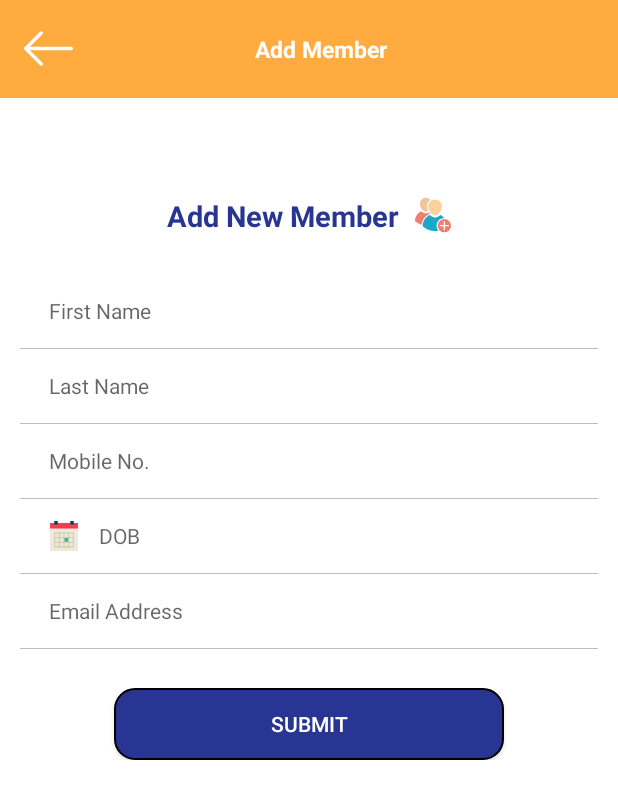
After one commit to vijay040/SocietyMaintainance, an Android app: the AddMemberActivity screen opened directly, with no data from a screen before it, on a phone screen of 412 x 824 dp. The commit adds this screen. Shown: the top 799 px of the screen. Run offline under Robolectric (Android 15) with nearby library versions, the phone set to English and light mode, and no system bars; our stand-ins replace sdp/ssp sizes.

Commit message:
updated by anuradha

```diff
--- a/app/src/main/AndroidManifest.xml
+++ b/app/src/main/AndroidManifest.xml
@@ -6,8 +6,10 @@
     <uses-permission android:name="android.permission.ACCESS_NETWORK_STATE" />
     <uses-permission android:name="android.permission.ACCESS_COARSE_LOCATION" />
     <uses-permission android:name="android.permission.ACCESS_FINE_LOCATION" />
+
     <uses-feature android:name="android.hardware.camera" />
     <uses-feature android:name="android.hardware.camera.autofocus" />
+
     <uses-permission android:name="android.permission.READ_EXTERNAL_STORAGE" />
     <uses-permission android:name="android.permission.WRITE_EXTERNAL_STORAGE" />
 
@@ -37,7 +39,8 @@
         <activity android:name=".activity.AddVendorAvtivity" />
         <activity android:name=".activity.VehicleActivity" />
         <activity android:name=".activity.RegistrationActivity" />
-        <activity android:name=".activity.AttendanceActivity"></activity>
+        <activity android:name=".activity.AttendanceActivity" />
+        <activity android:name=".activity.AddMemberActivity"></activity>
     </application>
 
 </manifest>
--- /dev/null
+++ b/app/src/main/java/com/mmcs/societymaintainance/activity/AddMemberActivity.java
@@ -0,0 +1,80 @@
+package com.mmcs.societymaintainance.activity;
+
+import android.app.DatePickerDialog;
+import android.app.Dialog;
+import android.app.TimePickerDialog;
+import android.support.v7.app.AppCompatActivity;
+import android.os.Bundle;
+import android.view.View;
+import android.view.Window;
+import android.view.WindowManager;
+import android.widget.DatePicker;
+import android.widget.EditText;
+import android.widget.RelativeLayout;
+import android.widget.TextView;
+import android.widget.TimePicker;
+
+import com.mmcs.societymaintainance.R;
+
+import java.util.Calendar;
+
+public class AddMemberActivity extends AppCompatActivity {
+EditText edt_dateof_birth;
+    Calendar calendar;
+    int DD, MM, YY;
+    @Override
+    protected void onCreate(Bundle savedInstanceState) {
+        requestWindowFeature(Window.FEATURE_NO_TITLE);
+        this.getWindow().setFlags(WindowManager.LayoutParams.FLAG_FULLSCREEN, WindowManager.LayoutParams.FLAG_FULLSCREEN);
+        super.onCreate(savedInstanceState);
+        setContentView(R.layout.activity_add_member);
+        edt_dateof_birth=findViewById(R.id.edt_dateof_birth);
+        calendar = Calendar.getInstance();
+        DD = calendar.get(Calendar.DAY_OF_MONTH);
+        MM = calendar.get(Calendar.MONTH);
+        YY = calendar.get(Calendar.YEAR);
+        setTitle();
+        back();
+        edt_dateof_birth.setOnClickListener(new View.OnClickListener() {
+            @Override
+            public void onClick(View arg0) {
+                // TODO Auto-generated method stub
+                showDialog(111);
+            }
+        });
+    }
+    private void setTitle() {
+        TextView title = (TextView) findViewById(R.id.title);
+        title.setText(getString(R.string.add_member));
+    }
+    private void back() {
+        RelativeLayout drawerIcon = (RelativeLayout) findViewById(R.id.drawerIcon);
+        drawerIcon.setOnClickListener(new View.OnClickListener(){
+            @Override
+            public void onClick(View v) {
+                finish();
+            }
+        });
+    }
+    @Override
+    protected Dialog onCreateDialog(int id) {
+        if (id == 111) {
+            DatePickerDialog dialog = new DatePickerDialog(this, onDateSetListener, YY, MM, DD);
+            dialog.getDatePicker().setMaxDate(System.currentTimeMillis());
+            return dialog;
+        }
+        return onCreateDialog(id);
+    }
+
+    DatePickerDialog.OnDateSetListener onDateSetListener = new DatePickerDialog.OnDateSetListener() {
+        @Override
+        public void onDateSet(DatePicker datePicker, int y, int m, int d) {
+            if ((m + 1) < 10)
+                edt_dateof_birth.setText(String.valueOf(y) + "-0" + String.valueOf(m + 1) + "-" + String.valueOf(d));
+            else
+                edt_dateof_birth.setText(String.valueOf(y) + "-" + String.valueOf(m + 1) + "-" + String.valueOf(d));
+        }
+    };
+
+
+}
--- a/app/src/main/java/com/mmcs/societymaintainance/adaptor/HomeRecyclerAdaptor.java
+++ b/app/src/main/java/com/mmcs/societymaintainance/adaptor/HomeRecyclerAdaptor.java
@@ -13,6 +13,7 @@ import android.widget.RelativeLayout;
 import android.widget.TextView;
 
 import com.mmcs.societymaintainance.R;
+import com.mmcs.societymaintainance.activity.AddMemberActivity;
 import com.mmcs.societymaintainance.activity.AddResidentActivity;
 import com.mmcs.societymaintainance.activity.AddVendorAvtivity;
 import com.mmcs.societymaintainance.activity.AttendanceActivity;
@@ -79,6 +80,10 @@ public class HomeRecyclerAdaptor  extends RecyclerView.Adapter<HomeRecyclerAdapt
                         context.startActivity(new Intent(context, VisitorMgmtActivity.class));
                         break;
 
+                    case "Add Member":
+                        context.startActivity(new Intent(context, AddMemberActivity.class));
+                        break;
+
                 }
 
             }
--- a/app/src/main/java/com/mmcs/societymaintainance/adaptor/SideBarAdaptor.java
+++ b/app/src/main/java/com/mmcs/societymaintainance/adaptor/SideBarAdaptor.java
@@ -12,6 +12,7 @@ import android.widget.RelativeLayout;
 import android.widget.TextView;
 
 import com.mmcs.societymaintainance.R;
+import com.mmcs.societymaintainance.activity.AddMemberActivity;
 import com.mmcs.societymaintainance.activity.AddResidentActivity;
 import com.mmcs.societymaintainance.activity.AttendanceActivity;
 import com.mmcs.societymaintainance.activity.ComplaintActivity;
@@ -82,6 +83,10 @@ public class SideBarAdaptor extends BaseAdapter {
                         ctx.startActivity(new Intent(ctx, VisitorMgmtActivity.class));
                         break;
 
+                    case "Add Member":
+                        ctx.startActivity(new Intent(ctx, AddMemberActivity.class));
+                        break;
+
                 }
 
             }
--- /dev/null
+++ b/app/src/main/res/drawable/ic_add_member.xml
@@ -0,0 +1,10 @@
+<vector android:height="24dp" android:viewportHeight="442.648"
+    android:viewportWidth="442.648" android:width="24dp" xmlns:android="http://schemas.android.com/apk/res/android">
+    <path android:fillColor="#1EA6C6" android:pathData="M265.5,353.1c0,23.7 8.7,45.5 23.1,62.2c-13.7,2.6 -27.8,3.9 -42.2,3.9c-58.8,0 -112.4,-22.3 -152.8,-58.9v-0.1c0,-60.9 35.6,-113.4 87.2,-138c19.4,19.3 42,29.7 65.6,29.7c23.5,0 46.2,-10.4 65.6,-29.7c18.1,8.6 34.2,20.7 47.5,35.3C307.5,258.3 265.5,300.9 265.5,353.1z"/>
+    <path android:fillColor="#FCD09F" android:pathData="M246.4,29.9c46.7,0 84.5,37.8 84.5,84.5c0,46.7 -37.8,110.5 -84.5,110.5s-84.5,-63.8 -84.5,-110.5C161.9,67.7 199.7,29.9 246.4,29.9z"/>
+    <path android:fillColor="#EF806F" android:pathData="M175.2,195.1c2.6,3.7 5.3,7.2 8,10.4l-8.4,4c-28.1,13.4 -51.8,34.2 -68.7,60.4c-13.7,21.3 -22.3,45.3 -25.3,70.3c-30.5,-8.3 -58,-23.7 -80.8,-44.3v-0.1c0,-53.1 31,-98.9 76,-120.2c16.9,16.8 36.6,25.9 57.1,25.9c13.4,0 26.5,-3.9 38.7,-11.3C172.9,191.8 174,193.5 175.2,195.1z"/>
+    <path android:fillColor="#EFC59C" android:pathData="M147.9,114.3c0,17.5 4.6,36.8 12.7,55c-8.5,5.4 -17.8,8.6 -27.5,8.6c-40.7,0 -73.6,-55.6 -73.6,-96.3c0,-40.7 33,-73.6 73.6,-73.6c22.5,0 42.7,10.1 56.2,26.1C164.3,52 147.9,81.3 147.9,114.3z"/>
+    <path android:fillColor="#EF806F" android:pathData="M361.1,353.1m-81.6,0a81.6,81.6 0,1 1,163.2 0a81.6,81.6 0,1 1,-163.2 0"/>
+    <path android:fillColor="#FFFFFF" android:pathData="M304.6,345.6h112.8v15h-112.8z"/>
+    <path android:fillColor="#FFFFFF" android:pathData="M353.6,296.7h15v112.8h-15z"/>
+</vector>
--- a/app/src/main/res/drawable/ic_attendance.xml
+++ b/app/src/main/res/drawable/ic_attendance.xml
@@ -1,7 +1,7 @@
 <vector android:height="24dp" android:viewportHeight="15.692"
     android:viewportWidth="15.692" android:width="24dp" xmlns:android="http://schemas.android.com/apk/res/android">
-    <path android:fillColor="#FFAB40" android:pathData="M2.996,5.11c0.037,0.223 0.123,0.364 0.208,0.453C3.406,6.909 4.531,8.158 5.56,8.158c1.199,0 2.291,-1.352 2.501,-2.592c0.087,-0.088 0.174,-0.23 0.212,-0.456c0.068,-0.252 0.156,-0.69 0.002,-0.896C8.267,4.204 8.258,4.193 8.25,4.185c0.145,-0.529 0.328,-1.623 -0.327,-2.368C7.865,1.743 7.497,1.304 6.712,1.072L6.337,0.943C5.719,0.752 5.331,0.709 5.314,0.707c-0.028,-0.002 -0.057,0 -0.084,0.007C5.209,0.72 5.135,0.74 5.078,0.732c-0.148,-0.021 -0.37,0.055 -0.409,0.07c-0.051,0.021 -1.248,0.5 -1.611,1.615c-0.034,0.09 -0.179,0.564 0.014,1.726c-0.029,0.02 -0.055,0.044 -0.077,0.073C2.839,4.42 2.927,4.858 2.996,5.11z"/>
-    <path android:fillColor="#FFAB40" android:pathData="M7.784,13.594c-0.221,-0.124 -0.461,-0.243 -0.717,-0.356c-0.124,-0.055 -0.25,-0.107 -0.375,-0.156c-0.098,-0.037 -0.214,-0.085 -0.295,-0.106l-1.186,-0.32L7.43,8.138l0.951,0.6C8.582,8.864 8.73,8.971 8.892,9.09l0.034,0.025C9.087,9.234 9.245,9.356 9.4,9.482c0.337,0.272 0.635,0.538 0.912,0.813c0.021,0.021 0.041,0.04 0.062,0.061c0.093,-0.103 0.184,-0.195 0.275,-0.294c-0.116,-0.345 -0.257,-0.664 -0.429,-0.92c0,0 -0.244,-0.333 -0.823,-0.555c0,0 -0.049,-0.015 -0.124,-0.04C8.758,8.306 8.269,8.151 8.269,8.151C8.164,8.113 8.072,8.076 7.989,8.04c-0.35,-0.173 -0.641,-0.368 -0.701,-0.552c0,0 0.202,1.955 -1.507,2.001L5.543,9.478C3.994,9.34 3.891,7.484 3.891,7.484c-0.162,0.509 -2.11,1.101 -2.11,1.101C1.202,8.807 0.957,9.141 0.957,9.141C0.101,10.411 0,13.237 0,13.237c0.011,0.646 0.29,0.713 0.29,0.713c1.969,0.879 5.058,1.034 5.058,1.034c0.167,0.004 0.322,-0.005 0.477,-0.014l0.004,0.016c0,0 1.508,-0.077 3.089,-0.423L8.725,14.31C8.568,14.103 8.217,13.836 7.784,13.594z"/>
+    <path android:fillColor="#EFC59C" android:pathData="M2.996,5.11c0.037,0.223 0.123,0.364 0.208,0.453C3.406,6.909 4.531,8.158 5.56,8.158c1.199,0 2.291,-1.352 2.501,-2.592c0.087,-0.088 0.174,-0.23 0.212,-0.456c0.068,-0.252 0.156,-0.69 0.002,-0.896C8.267,4.204 8.258,4.193 8.25,4.185c0.145,-0.529 0.328,-1.623 -0.327,-2.368C7.865,1.743 7.497,1.304 6.712,1.072L6.337,0.943C5.719,0.752 5.331,0.709 5.314,0.707c-0.028,-0.002 -0.057,0 -0.084,0.007C5.209,0.72 5.135,0.74 5.078,0.732c-0.148,-0.021 -0.37,0.055 -0.409,0.07c-0.051,0.021 -1.248,0.5 -1.611,1.615c-0.034,0.09 -0.179,0.564 0.014,1.726c-0.029,0.02 -0.055,0.044 -0.077,0.073C2.839,4.42 2.927,4.858 2.996,5.11z"/>
+    <path android:fillColor="#EFC59C" android:pathData="M7.784,13.594c-0.221,-0.124 -0.461,-0.243 -0.717,-0.356c-0.124,-0.055 -0.25,-0.107 -0.375,-0.156c-0.098,-0.037 -0.214,-0.085 -0.295,-0.106l-1.186,-0.32L7.43,8.138l0.951,0.6C8.582,8.864 8.73,8.971 8.892,9.09l0.034,0.025C9.087,9.234 9.245,9.356 9.4,9.482c0.337,0.272 0.635,0.538 0.912,0.813c0.021,0.021 0.041,0.04 0.062,0.061c0.093,-0.103 0.184,-0.195 0.275,-0.294c-0.116,-0.345 -0.257,-0.664 -0.429,-0.92c0,0 -0.244,-0.333 -0.823,-0.555c0,0 -0.049,-0.015 -0.124,-0.04C8.758,8.306 8.269,8.151 8.269,8.151C8.164,8.113 8.072,8.076 7.989,8.04c-0.35,-0.173 -0.641,-0.368 -0.701,-0.552c0,0 0.202,1.955 -1.507,2.001L5.543,9.478C3.994,9.34 3.891,7.484 3.891,7.484c-0.162,0.509 -2.11,1.101 -2.11,1.101C1.202,8.807 0.957,9.141 0.957,9.141C0.101,10.411 0,13.237 0,13.237c0.011,0.646 0.29,0.713 0.29,0.713c1.969,0.879 5.058,1.034 5.058,1.034c0.167,0.004 0.322,-0.005 0.477,-0.014l0.004,0.016c0,0 1.508,-0.077 3.089,-0.423L8.725,14.31C8.568,14.103 8.217,13.836 7.784,13.594z"/>
     <path android:fillColor="#0097A7" android:pathData="M7.222,7.571c0.021,-0.027 0.044,-0.054 0.066,-0.084C7.283,7.469 7.282,7.46 7.282,7.46C7.263,7.499 7.241,7.532 7.222,7.571z"/>
     <path android:fillColor="#0097A7" android:pathData="M3.9,7.481L3.895,7.46L3.891,7.482C3.892,7.478 3.896,7.474 3.897,7.47C3.898,7.471 3.899,7.475 3.9,7.481z"/>
     <path android:fillColor="#0097A7" android:pathData="M13.882,8.388c-0.561,0.396 -1.084,0.844 -1.582,1.315c-0.499,0.474 -0.972,0.973 -1.427,1.488c-0.169,0.192 -0.333,0.386 -0.496,0.581c-0.002,-0.003 -0.004,-0.006 -0.005,-0.009c-0.24,-0.32 -0.5,-0.605 -0.77,-0.872c-0.27,-0.266 -0.55,-0.512 -0.838,-0.746c-0.145,-0.116 -0.291,-0.23 -0.44,-0.342C8.169,9.691 8.033,9.59 7.843,9.47l-1.182,2.405c0.108,0.029 0.265,0.09 0.398,0.142c0.141,0.054 0.279,0.112 0.417,0.173c0.276,0.122 0.545,0.255 0.802,0.398c0.508,0.284 0.981,0.63 1.251,0.983l0.909,1.192l0.523,-1.134c0.263,-0.568 0.578,-1.162 0.901,-1.728c0.326,-0.57 0.674,-1.129 1.051,-1.668s0.781,-1.06 1.233,-1.54c0.452,-0.477 0.951,-0.921 1.546,-1.236C15.046,7.649 14.442,7.996 13.882,8.388z"/>
--- a/app/src/main/res/drawable/ic_user.xml
+++ b/app/src/main/res/drawable/ic_user.xml
@@ -1,5 +1,5 @@
 <vector android:height="24dp" android:viewportHeight="349.667"
     android:viewportWidth="349.667" android:width="24dp" xmlns:android="http://schemas.android.com/apk/res/android">
-    <path android:fillColor="#FFAB40" android:pathData="M174.8,197.2c24.1,0 80.8,-29 80.8,-98.6C255.7,44.1 248.3,0 174.8,0c-73.5,0 -80.8,44.1 -80.8,98.6C94,168.2 150.7,197.2 174.8,197.2zM106.1,82.1c5.7,-11 18,-23.7 44.4,-23.1c0,0 15.7,38.2 93.1,21c0.3,6.1 0.4,12.3 0.4,18.5c0,34 -15,55.1 -27.6,66.8c-15.9,14.7 -33.5,20.1 -41.5,20.1c-8,0 -25.6,-5.3 -41.5,-20.1c-12.6,-11.7 -27.6,-32.8 -27.6,-66.8C105.8,93.1 105.8,87.6 106.1,82.1z"/>
-    <path android:fillColor="#FFAB40" android:pathData="M324.9,298.3c-4.1,-25.7 -12.6,-58.7 -29.7,-70.5c-11.6,-8 -52.2,-29.7 -69.6,-39l-0.3,-0.2c-2,-1.1 -4.4,-0.8 -6.2,0.5c-9.1,7.1 -19,11.9 -29.6,14.3c-1.9,0.4 -3.4,1.7 -4.1,3.5l-10.7,28.3l-10.7,-28.3c-0.7,-1.8 -2.2,-3.1 -4.1,-3.5c-10.5,-2.3 -20.5,-7.2 -29.6,-14.3c-1.8,-1.4 -4.2,-1.6 -6.2,-0.5c-17.1,9.2 -58.2,31.3 -69.8,39.1c-19.6,13.2 -28.2,61.1 -29.7,70.5c-0.2,0.9 -0.1,1.9 0.3,2.8c0.7,2 18.7,48.5 149.8,48.5s149.1,-46.6 149.8,-48.5C325,300.2 325.1,299.3 324.9,298.3zM264.5,282.7l-25.7,8l-25.7,-8v-13.8H264.5V282.7z"/>
+    <path android:fillColor="#1EA6C6" android:pathData="M174.8,197.2c24.1,0 80.8,-29 80.8,-98.6C255.7,44.1 248.3,0 174.8,0c-73.5,0 -80.8,44.1 -80.8,98.6C94,168.2 150.7,197.2 174.8,197.2zM106.1,82.1c5.7,-11 18,-23.7 44.4,-23.1c0,0 15.7,38.2 93.1,21c0.3,6.1 0.4,12.3 0.4,18.5c0,34 -15,55.1 -27.6,66.8c-15.9,14.7 -33.5,20.1 -41.5,20.1c-8,0 -25.6,-5.3 -41.5,-20.1c-12.6,-11.7 -27.6,-32.8 -27.6,-66.8C105.8,93.1 105.8,87.6 106.1,82.1z"/>
+    <path android:fillColor="#EF806F" android:pathData="M324.9,298.3c-4.1,-25.7 -12.6,-58.7 -29.7,-70.5c-11.6,-8 -52.2,-29.7 -69.6,-39l-0.3,-0.2c-2,-1.1 -4.4,-0.8 -6.2,0.5c-9.1,7.1 -19,11.9 -29.6,14.3c-1.9,0.4 -3.4,1.7 -4.1,3.5l-10.7,28.3l-10.7,-28.3c-0.7,-1.8 -2.2,-3.1 -4.1,-3.5c-10.5,-2.3 -20.5,-7.2 -29.6,-14.3c-1.8,-1.4 -4.2,-1.6 -6.2,-0.5c-17.1,9.2 -58.2,31.3 -69.8,39.1c-19.6,13.2 -28.2,61.1 -29.7,70.5c-0.2,0.9 -0.1,1.9 0.3,2.8c0.7,2 18.7,48.5 149.8,48.5s149.1,-46.6 149.8,-48.5C325,300.2 325.1,299.3 324.9,298.3zM264.5,282.7l-25.7,8l-25.7,-8v-13.8H264.5V282.7z"/>
 </vector>
--- /dev/null
+++ b/app/src/main/res/layout/activity_add_member.xml
@@ -0,0 +1,144 @@
+<LinearLayout android:layout_height="match_parent"
+    android:layout_width="match_parent"
+    android:orientation="vertical"
+    android:background="@color/white_color"
+    xmlns:android="http://schemas.android.com/apk/res/android" >
+    <include layout="@layout/toolbar"
+        android:id="@+id/toolbar"/>
+
+    <TextView
+        android:id="@+id/txt_title"
+        android:layout_width="wrap_content"
+        android:layout_height="wrap_content"
+  android:layout_marginTop="@dimen/_50sdp"
+        android:text="@string/add_new_member"
+        android:textStyle="bold"
+        android:layout_gravity="center"
+        android:drawablePadding="@dimen/_8sdp"
+        android:drawableRight="@drawable/ic_add_member"
+        android:textColor="@color/title_color"
+        android:textSize="@dimen/_15sdp" />
+    <ScrollView
+        android:layout_width="match_parent"
+        android:orientation="vertical"
+        android:layout_height="match_parent">
+        <LinearLayout
+            android:orientation="vertical"
+            android:layout_width="match_parent"
+            android:layout_marginTop="@dimen/_20sdp"
+            android:layout_gravity="center_horizontal"
+            android:layout_height="wrap_content">
+            <EditText
+                android:id="@+id/edt_first_name"
+                android:layout_width="match_parent"
+                android:layout_height="@dimen/_38sdp"
+                android:layout_marginRight="@dimen/_10sdp"
+                android:layout_marginLeft="@dimen/_10sdp"
+                android:background="@color/white_color"
+                android:hint="@string/first_name"
+                android:paddingLeft="@dimen/_15sdp"
+                android:singleLine="true"
+                android:textColor="#6d6e71"
+                android:textSize="@dimen/_11sdp" />
+            <View
+                android:layout_width="match_parent"
+                android:layout_height="0.5dp"
+                android:layout_marginRight="@dimen/_10sdp"
+                android:layout_marginLeft="@dimen/_10sdp"
+                android:background="@color/view_devider" />
+            <EditText
+                android:id="@+id/edt_last_name"
+                android:layout_width="match_parent"
+                android:layout_height="@dimen/_38sdp"
+                android:layout_marginRight="@dimen/_10sdp"
+                android:layout_marginLeft="@dimen/_10sdp"
+                android:background="@color/white_color"
+                android:hint="@string/last_name"
+
+                android:paddingLeft="@dimen/_15sdp"
+                android:singleLine="true"
+                android:textColor="#6d6e71"
+                android:textSize="@dimen/_11sdp" />
+            <View
+                android:layout_width="match_parent"
+                android:layout_height="0.5dp"
+                android:layout_marginRight="@dimen/_10sdp"
+                android:layout_marginLeft="@dimen/_10sdp"
+                android:background="@color/view_devider" />
+            <EditText
+                android:id="@+id/edt_mobile"
+                android:layout_width="match_parent"
+                android:layout_height="@dimen/_38sdp"
+                android:layout_marginRight="@dimen/_10sdp"
+                android:layout_marginLeft="@dimen/_10sdp"
+                android:background="@color/white_color"
+                android:inputType="number"
+                android:hint="@string/mobile_no"
+                android:maxLength="10"
+                android:paddingLeft="@dimen/_15sdp"
+                android:singleLine="true"
+                android:textColor="#6d6e71"
+                android:textSize="@dimen/_11sdp" />
+            <View
+                android:layout_width="match_parent"
+                android:layout_height="0.5dp"
+                android:layout_marginRight="@dimen/_10sdp"
+                android:layout_marginLeft="@dimen/_10sdp"
+                android:background="@color/view_devider" />
+
+            <EditText
+                android:id="@+id/edt_dateof_birth"
+                android:layout_width="match_parent"
+                android:layout_height="@dimen/_38sdp"
+                android:layout_marginLeft="@dimen/_10sdp"
+                android:layout_marginRight="@dimen/_10sdp"
+                android:background="@color/white_color"
+                android:clickable="false"
+                android:drawableLeft="@drawable/ic_calendar"
+                android:drawablePadding="@dimen/_10sdp"
+                android:focusable="false"
+                android:hint="@string/date_birth"
+                android:paddingLeft="@dimen/_15sdp"
+                android:singleLine="true"
+                android:textColor="#6d6e71"
+                android:textSize="@dimen/_11sdp" />
+            <View
+                android:layout_width="match_parent"
+                android:layout_height="0.5dp"
+                android:layout_marginRight="@dimen/_10sdp"
+                android:layout_marginLeft="@dimen/_10sdp"
+                android:background="@color/view_devider" />
+            <EditText
+                android:id="@+id/edt_email"
+                android:layout_width="match_parent"
+                android:layout_height="@dimen/_38sdp"
+                android:layout_marginRight="@dimen/_10sdp"
+                android:layout_marginLeft="@dimen/_10sdp"
+                android:background="@color/white_color"
+                android:hint="@string/email_add"
+                android:paddingLeft="@dimen/_15sdp"
+                android:singleLine="true"
+                android:inputType="textEmailAddress"
+                android:textColor="#6d6e71"
+                android:textSize="@dimen/_11sdp" />
+            <View
+                android:layout_width="match_parent"
+                android:layout_height="0.5dp"
+                android:layout_marginRight="@dimen/_10sdp"
+                android:layout_marginLeft="@dimen/_10sdp"
+                android:background="@color/view_devider" />
+
+
+            <Button
+                android:id="@+id/btn_save"
+                android:layout_width="@dimen/_200sdp"
+                android:layout_gravity="center"
+                android:layout_marginTop="@dimen/_20sdp"
+                android:text="@string/submit"
+                android:textColor="@color/white_color"
+                android:background="@drawable/btn_back"
+                android:layout_height="wrap_content" />
+        </LinearLayout>
+    </ScrollView>
+
+</LinearLayout>
--- a/app/src/main/res/layout/activity_visitor_mgmt.xml
+++ b/app/src/main/res/layout/activity_visitor_mgmt.xml
@@ -158,12 +158,12 @@
 
     <Button
         android:id="@+id/btn_save"
-        android:layout_width="@dimen/_100sdp"
+        android:layout_width="@dimen/_200sdp"
        android:layout_gravity="center"
         android:layout_marginTop="@dimen/_20sdp"
-        android:text="SAVE"
+        android:text="@string/submit"
         android:textColor="@color/white_color"
-        android:background="@color/title_color"
+        android:background="@drawable/btn_back"
         android:layout_marginBottom="@dimen/_20sdp"
         android:layout_height="wrap_content" />
         </LinearLayout>
--- a/app/src/main/res/values/strings.xml
+++ b/app/src/main/res/values/strings.xml
@@ -16,6 +16,7 @@
     <string name="amc_services">AMC and Services</string>
     <string name="facility_mgmt">Facility and Management</string>
     <string name="send">Send</string>
+    <string name="add_new_member">Add New Member</string>
     <string name="feedback_title">Write Your Complaint Here</string>
     <string name="subject">Subject:</string>
     <string name="flate_no">Flate No.</string>
@@ -40,6 +41,8 @@
     <string name="purpose">Purpose</string>
     <string name="home_page">SOCIETY MANAGEMENT SYSTEM</string>
     <string name="person_name">Person Name</string>
+    <string name="first_name">First Name</string>
+    <string name="last_name">Last Name</string>
     <string name="adhar_no">Adhar Card No.</string>
     <string name="occupation">Occupation</string>
     <string name="possession_date">Possession Date</string>
@@ -56,6 +59,7 @@
     <string name="charge">Charge</string>
     <string name="rental">Rental</string>
     <string name="add_resident">ADD RESIDENT</string>
+    <string name="add_member">Add Member</string>
     <string name="welcome_title">Welcome To Magic Society</string>
     <string name="request_type">Type Your Request Here</string>
     <string name="select">Select</string>
```
Also changed, not shown: app/src/main/java/com/mmcs/societymaintainance/activity/DrawerActivity.java (+10 -0 lines), app/src/main/res/drawable/ic_recidency.xml (+9 -9 lines), app/src/main/res/layout/activity_add_resident.xml (+23 -3 lines), app/src/main/res/layout/activity_profile.xml (+25 -72 lines).
